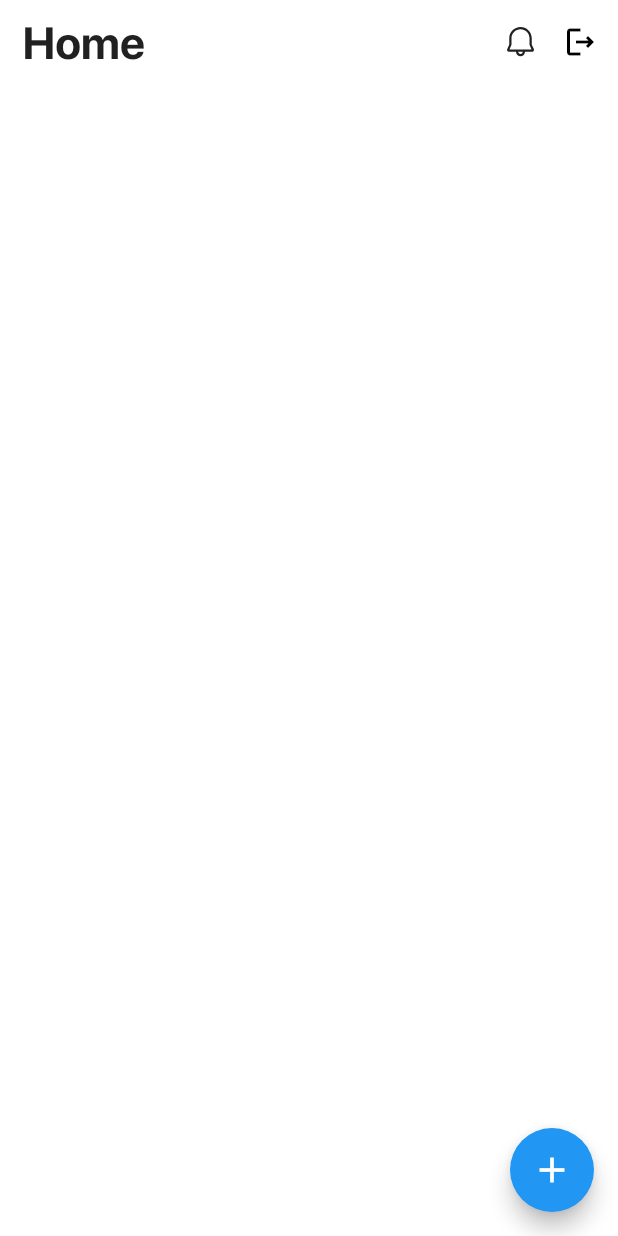
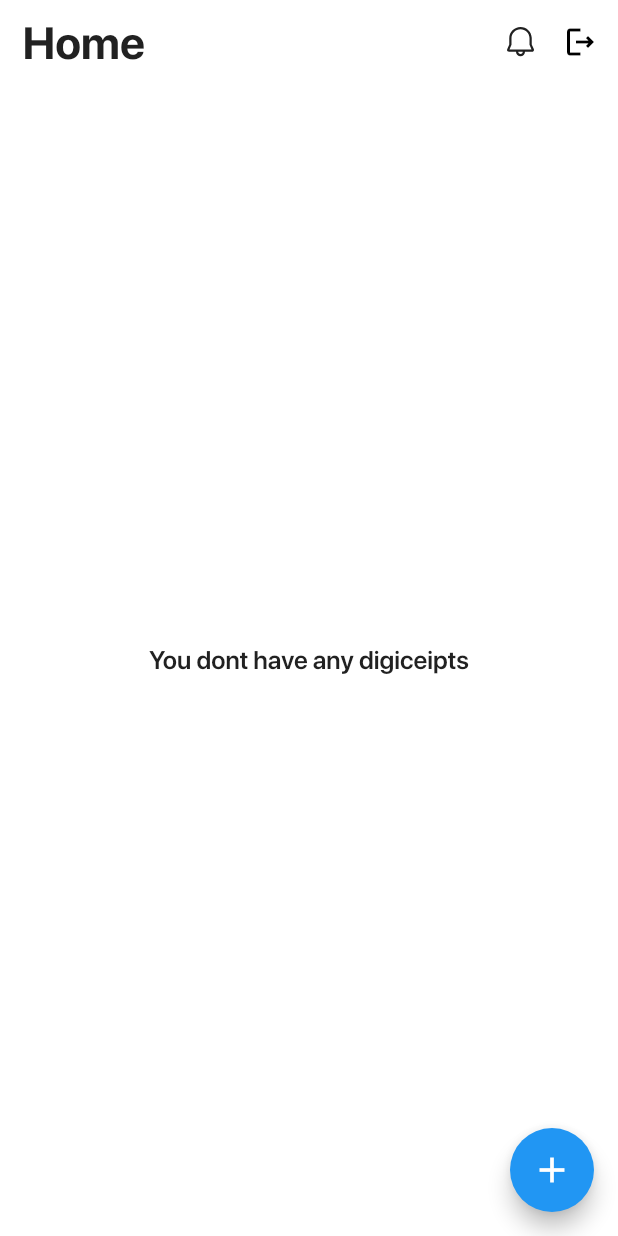
Before and after one commit to Dastan4r/digiceipt_flutter, a Flutter app: the HomeScreen screen opened by its route, on a phone screen of 412 x 824 dp. Run offline on Flutter 3.47's test engine with Material 2 defaults, Android fonts, the phone set to English and light mode, and no system bars; our stand-ins replace camera, firebase_auth, firebase_core, flutter_dotenv, flutter_svg, modal_bottom_sheet and 1 more; accounts and stored records are empty; network calls fail.

Commit message:
Connect to production

```diff
--- a/lib/screens/home/home_screen.dart
+++ b/lib/screens/home/home_screen.dart
@@ -223,7 +223,8 @@ class _HomeScreenState extends State<HomeScreen> {
           ? const Center(
               child: CircularProgressIndicator(),
             )
-          : Padding(
+          : digiceipts.isNotEmpty
+              ? Padding(
                   padding: const EdgeInsets.all(16),
                   child: Column(
                     children: [
@@ -241,18 +242,19 @@ class _HomeScreenState extends State<HomeScreen> {
                             ),
                             itemBuilder: (context, index) {
                               return GestureDetector(
-                            onTap: () =>
-                                navigateToDigiceipt(context, digiceipts[index]),
+                                onTap: () => navigateToDigiceipt(
+                                    context, digiceipts[index]),
                                 child: ClipRRect(
-                              borderRadius:
-                                  const BorderRadius.all(Radius.circular(5)),
+                                  borderRadius: const BorderRadius.all(
+                                      Radius.circular(5)),
                                   child: Image.network(
                                     digiceipts[index]
                                         .thumbnails
                                         .download_url
                                         .toString(),
                                     fit: BoxFit.cover,
-                                loadingBuilder: (ctx, child, loadingProgress) {
+                                    loadingBuilder:
+                                        (ctx, child, loadingProgress) {
                                       if (loadingProgress == null) return child;
                                       return const Center(
                                         child: CircularProgressIndicator(),
@@ -269,6 +271,10 @@ class _HomeScreenState extends State<HomeScreen> {
                       if (loadingMore) const CircularProgressIndicator()
                     ],
                   ),
+                )
+              : Center(
+                  child: Text('You dont have any digiceipts',
+                      style: Theme.of(context).textTheme.headline3),
                 ),
     );
   }
--- a/pubspec.yaml
+++ b/pubspec.yaml
@@ -45,6 +45,7 @@ dependencies:
   flutter_dotenv: ^5.0.2
   shared_preferences: ^2.0.15
   json_annotation: ^4.5.0
+  flutter_launcher_icons: ^0.9.2
 
 dev_dependencies:
   flutter_test:
@@ -58,6 +59,10 @@ dev_dependencies:
   # package. See that file for information about deactivating specific lint
   # rules and activating additional ones.
   flutter_lints: ^1.0.0
+
+flutter_icons:
+  ios: true
+  image_path: "assets/icons/icon-app.png"
 
 # For information on the generic Dart part of this file, see the
 # following page: https://dart.dev/tools/pub/pubspec
```
Also changed, not shown: assets/icons/icon-app.png (added), assets/icons/splash-screen.png (added), pubspec.lock, 27 other files. Lines whose indentation alone changed are shown as unchanged.
